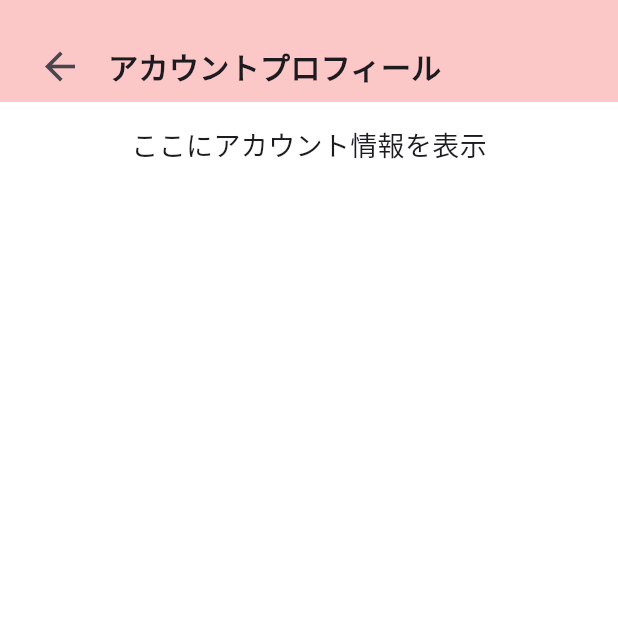
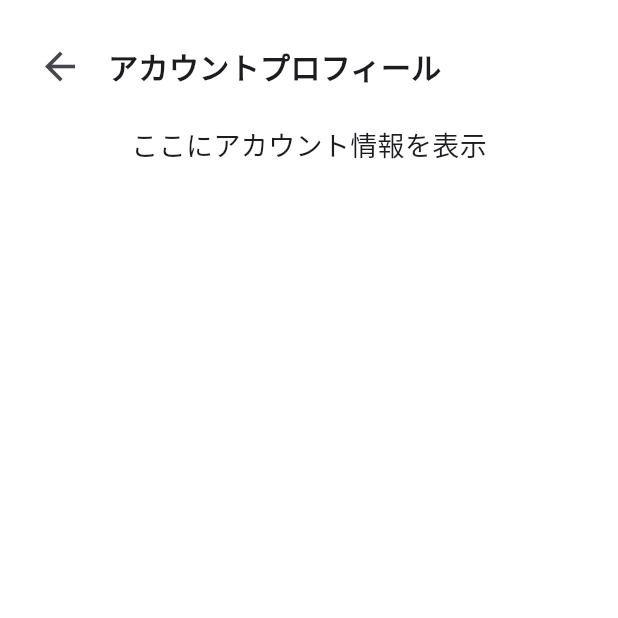
Before and after one commit to Ktento/breman-front, a Flutter app: the AccountProfile screen opened directly, on a phone screen of 412 x 824 dp, the top half of it. Run offline on Flutter 3.47's test engine with Material 3 defaults, Android fonts, the phone set to English and light mode, and no system bars.

Commit message:
ヘッダーの色を変更したよ

```diff
--- a/lib/account_profile.dart
+++ b/lib/account_profile.dart
@@ -10,7 +10,6 @@ class AccountProfile extends StatelessWidget {
           children: [
             // 戻るボタンを含むコンテナ
             Container(
-              color: const Color.fromARGB(84, 243, 85, 85),
               padding: EdgeInsets.only(top: 20, left: 16, right: 16), // 上部余白を調整
               child: Row(
                 mainAxisAlignment: MainAxisAlignment.start,
```
